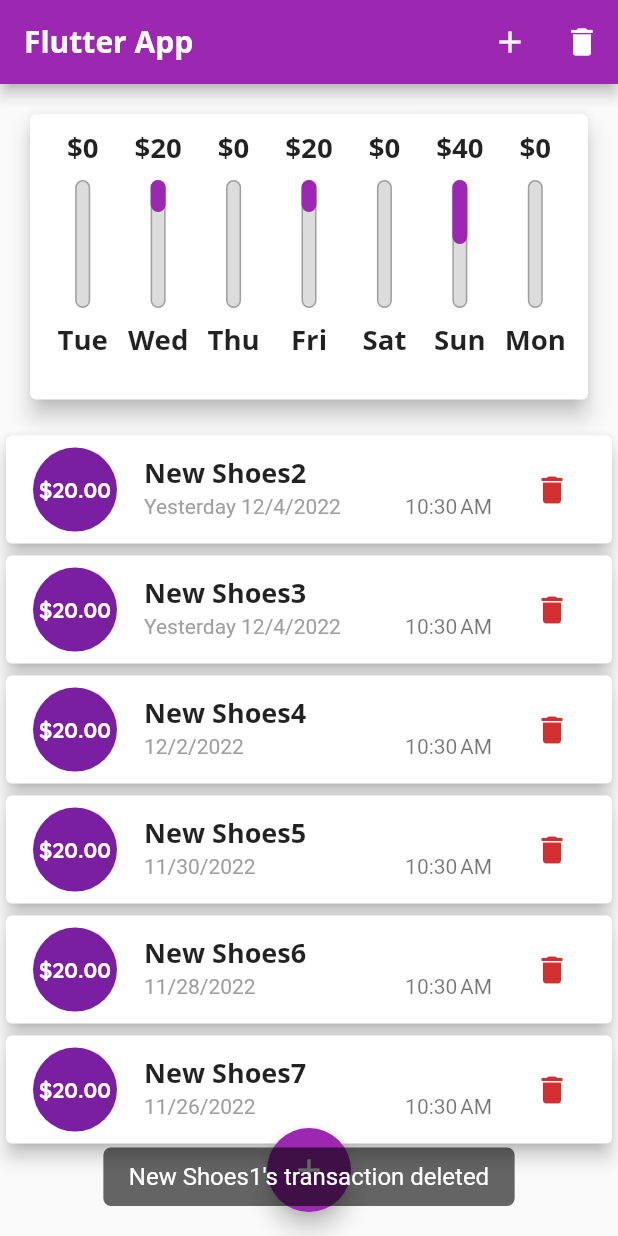
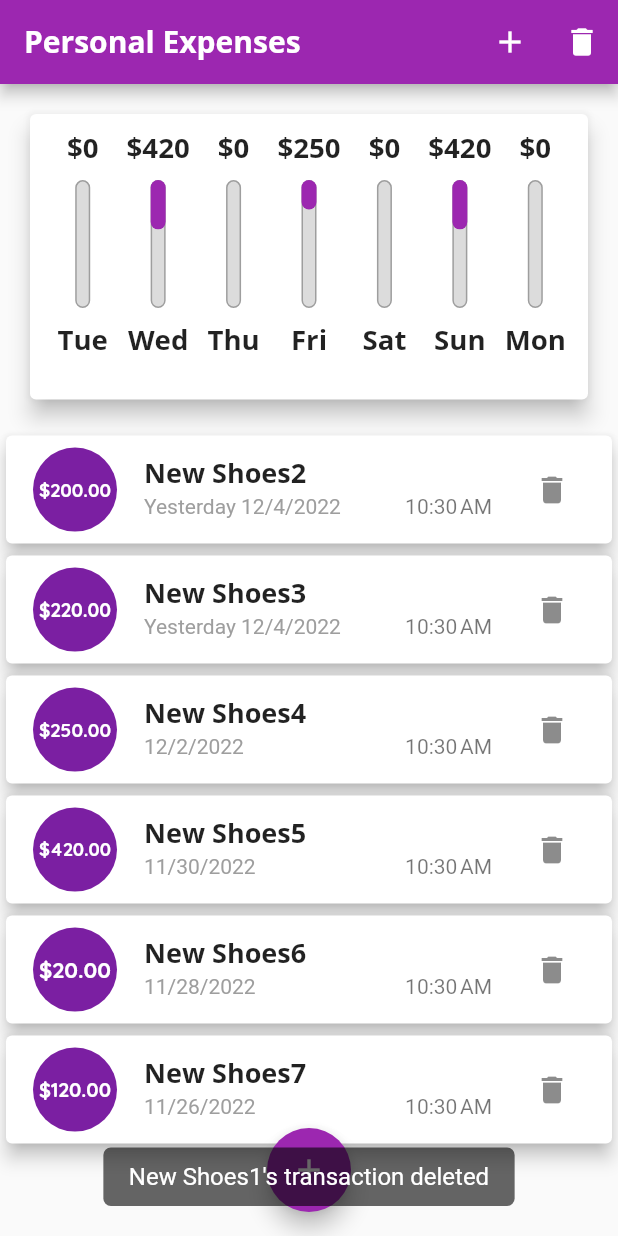
Before and after one commit to ziadHesham1/expense-planner-flutter-mobile-application, a Flutter app: the screen it shows after launch, after a tap on the "delete" icon, on a phone screen of 412 x 824 dp. Run offline on Flutter 3.47's test engine with Material 2 defaults, Android fonts, the light colour scheme and no system bars; our stand-ins replace flutter_styled_toast; Roboto replaces fonts that are missing (OpenSans).

Commit message:
adjusting styles for ios - splitting transactionlist to transaction item

```diff
--- /dev/null
+++ b/lib/adabtive_button.dart
@@ -0,0 +1,10 @@
+import 'package:flutter/material.dart';
+
+class AdabtiveButton extends StatelessWidget {
+  const AdabtiveButton({super.key});
+
+  @override
+  Widget build(BuildContext context) {
+    return Container();
+  }
+}
--- a/lib/main.dart
+++ b/lib/main.dart
@@ -1,5 +1,8 @@
+import 'dart:io';
+
 import 'package:expense_planner/widgets/new_transaction.dart';
 import 'package:expense_planner/widgets/chart.dart';
+import 'package:flutter/cupertino.dart';
 import 'package:flutter/material.dart';
 import 'package:expense_planner/models/transaction.dart';
 import 'package:expense_planner/widgets/transaction_list.dart';
@@ -56,29 +59,29 @@
   // List<Transaction> transactions = [];
   final List<Transaction> transactions = [
     Transaction(
-        id: 't1', title: 'New Shoes1', amount: 2005, date: DateTime.now()),
+        id: 't1', title: 'New Shoes1', amount: 205, date: DateTime.now()),
     Transaction(
       id: 't12',
       title: 'New Shoes2',
-      amount: 20,
+      amount: 200,
       date: DateTime.now().subtract(const Duration(days: 1)),
     ),
     Transaction(
       id: 't13',
       title: 'New Shoes3',
-      amount: 20,
+      amount: 220,
       date: DateTime.now().subtract(const Duration(days: 1)),
     ),
     Transaction(
       id: 't14',
       title: 'New Shoes4',
-      amount: 20,
+      amount: 250,
       date: DateTime.now().subtract(const Duration(days: 3)),
     ),
     Transaction(
       id: 't15',
       title: 'New Shoes5',
-      amount: 20,
+      amount: 420,
       date: DateTime.now().subtract(const Duration(days: 5)),
     ),
     Transaction(
@@ -90,7 +93,7 @@
     Transaction(
       id: 't17',
       title: 'New Shoes7',
-      amount: 20,
+      amount: 120,
       date: DateTime.now().subtract(const Duration(days: 9)),
     ),
   ];
@@ -151,9 +154,12 @@
 
   @override
   Widget build(BuildContext context) {
+    var isIOS = Platform.isIOS;
+
     // storing appbar into a variable to get its height using preferredSize
-    var appBar2 = AppBar(
-      title: const Text('Flutter App'),
+    const appTitle = 'Personal Expenses';
+    AppBar androidAppBar = AppBar(
+      title: const Text(appTitle),
       actions: [
         IconButton(
           onPressed: () => _startAddNewTransaction(context),
@@ -163,22 +169,34 @@
         IconButton(
             onPressed: _resetTransactions,
             icon: const Icon(Icons.delete),
-          tooltip:'Erase All Transactions'
-        )
+            tooltip: 'Erase All Transactions')
       ],
     );
 
+    var iosNavbar = CupertinoNavigationBar(
+        middle: const Text(appTitle),
+        trailing: CupertinoButton(
+          onPressed: (() => _startAddNewTransaction(context)),
+          child: const Text('data'),
+        ));
+
+    // var usedAppbar = isIOS ? iosNavbar : androidAppBar;
+
+    // defining MediaQuery in a variable because its being used muliple times in this file
+    var mediaQuery = MediaQuery.of(context);
+
     // getting appbar height value using preferredSize
-    var appbarHeight = appBar2.preferredSize.height;
+    var appbarHeight = isIOS
+        ? iosNavbar.preferredSize.height
+        : androidAppBar.preferredSize.height;
+
     // getting height of app defult padding from MediaQuery
-    var paddingHeight = MediaQuery.of(context).padding.top;
+    var paddingHeight = mediaQuery.padding.top;
     // getting height of the body depending of the device size from MediaQuery
-    var bodyHeight =
-        MediaQuery.of(context).size.height - appbarHeight - paddingHeight;
+    var bodyHeight = mediaQuery.size.height - appbarHeight - paddingHeight;
 
     // getting the orientation of the device from MediaQuery
-    bool isLandscape =
-        MediaQuery.of(context).orientation == Orientation.landscape;
+    bool isLandscape = mediaQuery.orientation == Orientation.landscape;
 
     /* storing the widget that contains the list of transaction into var
     bec it's used multiple times in the body */
@@ -196,9 +214,7 @@
       );
     }
 
-    return Scaffold(
-      appBar: appBar2,
-      body: SingleChildScrollView(
+    var pageBody = SingleChildScrollView(
       child: Column(
         crossAxisAlignment: CrossAxisAlignment.stretch,
         children: <Widget>[
@@ -226,9 +242,21 @@
             showChart ? chartWidget(bodyHeight * 0.7) : txlistWidget,
         ],
       ),
-      ),
-      floatingActionButtonLocation: FloatingActionButtonLocation.centerFloat,
-      floatingActionButton: FloatingActionButton(
+    );
+
+    return Platform.isIOS
+        ? CupertinoPageScaffold(
+            navigationBar: iosNavbar,
+            child: pageBody,
+          )
+        : Scaffold(
+            appBar: androidAppBar,
+            body: pageBody,
+            floatingActionButtonLocation:
+                FloatingActionButtonLocation.centerFloat,
+            floatingActionButton: isIOS
+                ? Container()
+                : FloatingActionButton(
                     tooltip: 'Add New Transaction',
                     onPressed: () => _startAddNewTransaction(context),
                     child: addIcon,
--- /dev/null
+++ b/lib/widgets/transaction_item.dart
@@ -0,0 +1,96 @@
+import 'package:flutter/material.dart';
+import 'package:flutter_styled_toast/flutter_styled_toast.dart';
+import 'package:intl/intl.dart';
+
+import '../models/transaction.dart';
+
+class ItemTransaction extends StatelessWidget {
+  const ItemTransaction({
+    Key? key,
+    required this.tx,
+    // required this.bodyWidth,
+    required Function deleteTrasaction,
+  })  : _deleteTrasaction = deleteTrasaction,
+        super(key: key);
+
+  final Transaction tx;
+  // final double bodyWidth;
+  final Function _deleteTrasaction;
+
+  @override
+  Widget build(BuildContext context) {
+    // to get device width and add to trailing delete icon a helper text if there's enough width
+    var bodyWidth = MediaQuery.of(context).size.width;
+    // to type beside the date today or yesterday
+    var today = DateTime.now();
+    var yesterday = DateTime.now().subtract(const Duration(days: 1));
+
+    var isToday = tx.date.day == today.day &&
+        tx.date.month == today.month &&
+        tx.date.year == today.year;
+    var isYesterday = tx.date.day == yesterday.day &&
+        tx.date.month == yesterday.month &&
+        tx.date.year == yesterday.year;
+
+    var amountText = Text(
+      '\$${tx.amount.toStringAsFixed(2)}',
+      style: const TextStyle(
+        fontWeight: FontWeight.bold,
+        fontSize: 20,
+      ),
+    );
+    var titleText = Text(
+      tx.title,
+      style: Theme.of(context).textTheme.headline6,
+    );
+    var dateText = Text(
+      isToday
+          ? 'Today ${DateFormat.yMd().format(tx.date)}'
+          : isYesterday
+              ? 'Yesterday ${DateFormat.yMd().format(tx.date)}'
+              : DateFormat.yMd().format(tx.date),
+      style: const TextStyle(
+        color: Colors.grey,
+      ),
+    );
+    var time = Text(DateFormat.jm().format(tx.date));
+    return Card(
+      elevation: 5,
+      child: ListTile(
+        // for testing
+        // onTap: () => showToast('$bodyWidth', context: context),
+        leading: CircleAvatar(
+          radius: 30,
+          child: Padding(
+            padding: const EdgeInsets.all(6),
+            child: FittedBox(child: amountText),
+          ),
+        ),
+        title: titleText,
+        subtitle: Row(
+          mainAxisAlignment: MainAxisAlignment.spaceBetween,
+          children: [dateText, time],
+        ),
+        trailing: bodyWidth > 500
+            ? TextButton.icon(
+                onPressed: () {
+                  _deleteTrasaction(tx.id);
+                  showToast('${tx.title}\'s transaction deleted',
+                      context: context);
+                },
+                icon: const Icon(Icons.delete),
+                label: const Text('Delete'),
+              )
+            : IconButton(
+                onPressed: () {
+                 showToast('${tx.title}\'s transaction deleted',
+                      context: context);
+                  _deleteTrasaction(tx.id);
+                },
+                icon: const Icon(Icons.delete),
+                // color: Theme.of(context).errorColo
+              ),
+      ),
+    );
+  }
+}
--- a/lib/widgets/transaction_list.dart
+++ b/lib/widgets/transaction_list.dart
@@ -1,7 +1,6 @@
 import 'package:expense_planner/models/transaction.dart';
+import 'package:expense_planner/widgets/transaction_item.dart';
 import 'package:flutter/material.dart';
-import 'package:flutter_styled_toast/flutter_styled_toast.dart';
-import 'package:intl/intl.dart';
 
 class TransactionList extends StatelessWidget {
   final Function _deleteTrasaction;
@@ -35,66 +34,9 @@
             itemCount: transactions.length,
             itemBuilder: (BuildContext context, int index) {
               var tx = transactions[index];
-              var today = DateTime.now();
-              var yesterday = DateTime.now().subtract(const Duration(days: 1));
-
-              var isToday = tx.date.day == today.day &&
-                  tx.date.month == today.month &&
-                  tx.date.year == today.year;
-              var isYesterday = tx.date.day == yesterday.day &&
-                  tx.date.month == yesterday.month &&
-                  tx.date.year == yesterday.year;
-
-              var amountText = Text(
-                '\$${tx.amount.toStringAsFixed(2)}',
-                style: const TextStyle(
-                  fontWeight: FontWeight.bold,
-                  fontSize: 20,
-                ),
-              );
-              var titleText = Text(
-                tx.title,
-                style: Theme.of(context).textTheme.headline6,
-              );
-              var dateText = Text(
-                isToday
-                    ? 'Today ${DateFormat.yMd().format(tx.date)}'
-                    : isYesterday
-                        ? 'Yesterday ${DateFormat.yMd().format(tx.date)}'
-                        : DateFormat.yMd().format(tx.date),
-                style: const TextStyle(
-                  color: Colors.grey,
-                ),
-              );
-              var time = Text(DateFormat.jm().format(tx.date));
-              return Card(
-                elevation: 5,
-                child: ListTile(
-                  onTap: () =>
-                      showToast(DateFormat.m().format(today), context: context),
-                  leading: CircleAvatar(
-                    radius: 30,
-                    child: Padding(
-                      padding: const EdgeInsets.all(6),
-                      child: FittedBox(child: amountText),
-                    ),
-                  ),
-                  title: titleText,
-                  subtitle: Row(
-                    mainAxisAlignment: MainAxisAlignment.spaceBetween,
-                    children: [
-                      dateText,
-                      time,
-                    ],
-                  ),
-                  trailing: IconButton(
-                      onPressed: () {
-                        _deleteTrasaction(tx.id);
-                        showToast('${tx.title}\'s transaction deleted',context: context);
-                      },
-                      icon: const Icon(Icons.delete),
-                      color: Theme.of(context).errorColor),
-                ),
+              return ItemTransaction(
+                tx: tx,
+                deleteTrasaction: _deleteTrasaction,
               );
             },
           );
```
Lines whose indentation alone changed are shown as unchanged.
